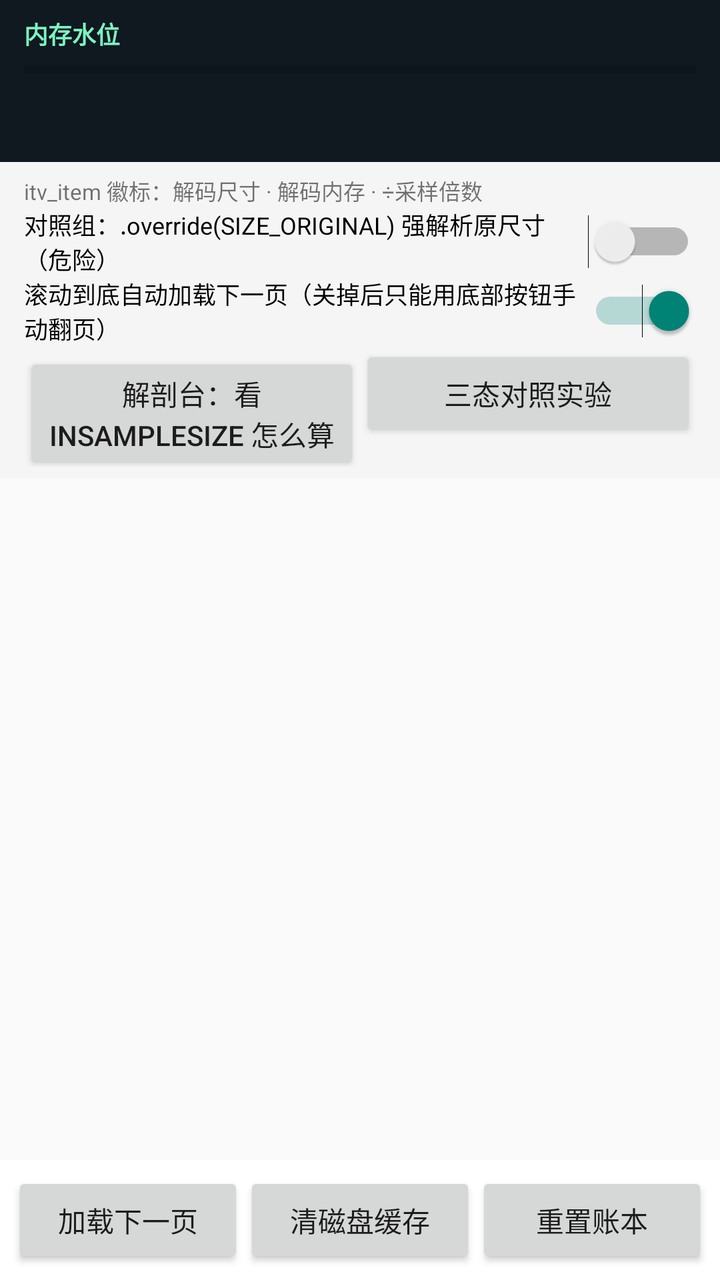
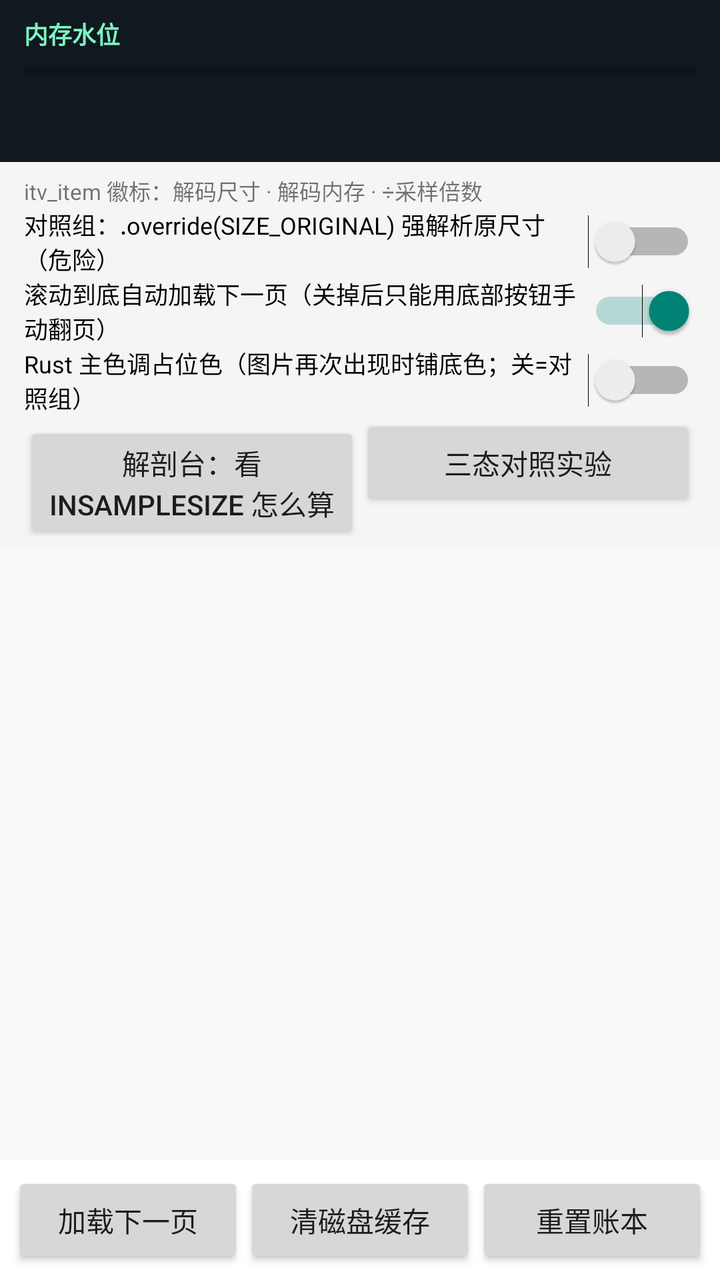

Compare the two renders of this Android layout. The source of the first and the diff that turns it into the second are given below.
<!-- AndroidManifest.xml: application theme Theme.MyApplication -->
<!-- res/layout/activity_image_waterfall.xml -->
<?xml version="1.0" encoding="utf-8"?>
<LinearLayout xmlns:android="http://schemas.android.com/apk/res/android"
    android:layout_width="match_parent"
    android:layout_height="match_parent"
    android:orientation="vertical">

    
    <LinearLayout
        android:layout_width="match_parent"
        android:layout_height="wrap_content"
        android:background="#101820"
        android:orientation="vertical"
        android:paddingLeft="12dp"
        android:paddingTop="8dp"
        android:paddingRight="12dp"
        android:paddingBottom="8dp">

        <TextView
            android:id="@+id/tv_mem_title"
            android:layout_width="match_parent"
            android:layout_height="wrap_content"
            android:text="内存水位"
            android:textColor="#7CF5C0"
            android:textSize="12sp"
            android:textStyle="bold" />

        <ProgressBar
            android:id="@+id/pb_graphics"
            style="?android:attr/progressBarStyleHorizontal"
            android:layout_width="match_parent"
            android:layout_height="6dp"
            android:layout_marginTop="6dp"
            android:max="100"
            android:progress="0" />

        <TextView
            android:id="@+id/tv_mem"
            android:layout_width="match_parent"
            android:layout_height="wrap_content"
            android:layout_marginTop="4dp"
            android:fontFamily="monospace"
            android:textColor="#D8E4EC"
            android:textSize="11sp" />

        <TextView
            android:id="@+id/tv_ledger"
            android:layout_width="match_parent"
            android:layout_height="wrap_content"
            android:layout_marginTop="2dp"
            android:fontFamily="monospace"
            android:textColor="#FFD479"
            android:textSize="11sp" />
    </LinearLayout>

    
    <LinearLayout
        android:layout_width="match_parent"
        android:layout_height="wrap_content"
        android:background="#F5F5F5"
        android:orientation="vertical"
        android:paddingLeft="12dp"
        android:paddingTop="6dp"
        android:paddingRight="12dp"
        android:paddingBottom="6dp">

        <TextView
            android:layout_width="match_parent"
            android:layout_height="wrap_content"
            android:text="itv_item 徽标：解码尺寸 · 解码内存 · ÷采样倍数"
            android:textSize="11sp" />

        <Switch
            android:id="@+id/sw_raw_size"
            android:layout_width="match_parent"
            android:layout_height="wrap_content"
            android:text="对照组：.override(SIZE_ORIGINAL) 强解析原尺寸（危险）"
            android:textSize="12sp" />

        <Switch
            android:id="@+id/sw_auto_load"
            android:layout_width="match_parent"
            android:layout_height="wrap_content"
            android:checked="true"
            android:text="滚动到底自动加载下一页（关掉后只能用底部按钮手动翻页）"
            android:textSize="12sp" />

        <LinearLayout
            android:layout_width="match_parent"
            android:layout_height="wrap_content"
            android:orientation="horizontal">

            <Button
                android:id="@+id/btn_open_inspector"
                android:layout_width="0dp"
                android:layout_height="wrap_content"
                android:layout_weight="1"
                android:text="解剖台：看 inSampleSize 怎么算" />

            <Button
                android:id="@+id/btn_open_compare"
                android:layout_width="0dp"
                android:layout_height="wrap_content"
                android:layout_weight="1"
                android:text="三态对照实验" />
        </LinearLayout>
    </LinearLayout>

    
    <androidx.recyclerview.widget.RecyclerView
        android:id="@+id/rv_images"
        android:layout_width="match_parent"
        android:layout_height="0dp"
        android:layout_weight="1"
        android:clipToPadding="false"
        android:paddingLeft="2dp"
        android:paddingRight="2dp"
        android:scrollbars="vertical" />

    <LinearLayout
        android:layout_width="match_parent"
        android:layout_height="wrap_content"
        android:background="#FFFFFF"
        android:orientation="horizontal"
        android:padding="6dp">

        <Button
            android:id="@+id/btn_next_page"
            android:layout_width="0dp"
            android:layout_height="wrap_content"
            android:layout_weight="1"
            android:text="加载下一页" />

        <Button
            android:id="@+id/btn_clear_cache"
            android:layout_width="0dp"
            android:layout_height="wrap_content"
            android:layout_weight="1"
            android:text="清磁盘缓存" />

        <Button
            android:id="@+id/btn_reset_ledger"
            android:layout_width="0dp"
            android:layout_height="wrap_content"
            android:layout_weight="1"
            android:text="重置账本" />
    </LinearLayout>

</LinearLayout>
<!-- resources referenced by this layout -->
<resources>
  <style name="Theme.MyApplication" parent="android:Theme.Material.Light.NoActionBar" />
</resources>

<!-- the commit's change to res/layout/activity_image_waterfall.xml (unified diff, before → after) -->
@@ -84,6 +84,13 @@
             android:text="滚动到底自动加载下一页（关掉后只能用底部按钮手动翻页）"
             android:textSize="12sp" />
 
+        <Switch
+            android:id="@+id/sw_placeholder"
+            android:layout_width="match_parent"
+            android:layout_height="wrap_content"
+            android:text="Rust 主色调占位色（图片再次出现时铺底色；关=对照组）"
+            android:textSize="12sp" />
+
         <LinearLayout
             android:layout_width="match_parent"
             android:layout_height="wrap_content"
